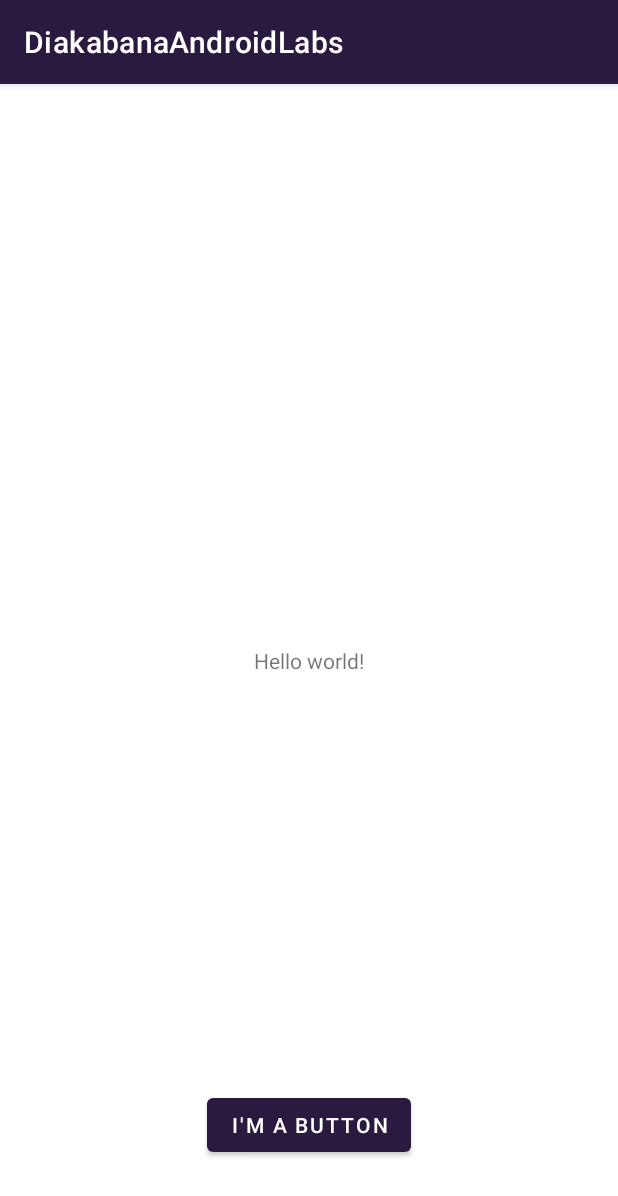
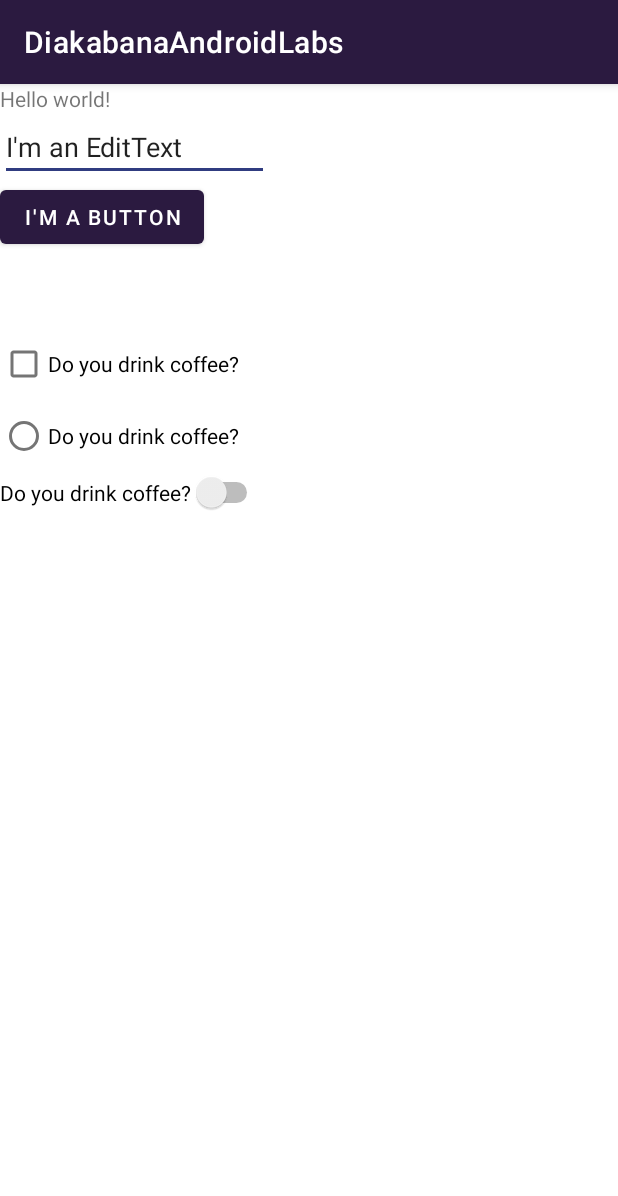
Before and after one commit to diak0007/DiakabanaAndroidLabs, an Android app: the screen it shows after launch (MainActivity), on a phone screen of 412 x 824 dp. Shown: the top 1196 px of the screen. Run offline under Robolectric (Android 15) with nearby library versions, the phone set to English and light mode, and no system bars.

Commit message:
Completed lab 2

```diff
--- a/app/build.gradle
+++ b/app/build.gradle
@@ -5,6 +5,10 @@ plugins {
 android {
     namespace 'com.example.diakabana'
     compileSdk 33
+
+    buildFeatures {
+        viewBinding true
+    }
 
     defaultConfig {
         applicationId "com.example.diakabana"
--- a/app/src/main/AndroidManifest.xml
+++ b/app/src/main/AndroidManifest.xml
@@ -12,7 +12,7 @@
         android:theme="@style/Theme.DiakabanaAndroidLabs"
         tools:targetApi="31">
         <activity
-            android:name=".MainActivity"
+            android:name=".ui.MainActivity"
             android:exported="true">
             <intent-filter>
                 <action android:name="android.intent.action.MAIN" />
--- a/app/src/main/java/com/example/diakabana/MainActivity.java
+++ /dev/null
@@ -1,14 +0,0 @@
-package com.example.diakabana;
-
-import androidx.appcompat.app.AppCompatActivity;
-
-import android.os.Bundle;
-
-public class MainActivity extends AppCompatActivity {
-
-    @Override
-    protected void onCreate(Bundle savedInstanceState) {
-        super.onCreate(savedInstanceState);
-        setContentView(R.layout.activity_main);
-    }
-}
--- /dev/null
+++ b/app/src/main/java/com/example/diakabana/data/MainViewModel.java
@@ -0,0 +1,11 @@
+package com.example.diakabana.data;
+
+
+import androidx.lifecycle.LiveData;
+import androidx.lifecycle.MutableLiveData;
+import androidx.lifecycle.ViewModel;
+
+public class MainViewModel extends ViewModel {
+    public MutableLiveData<String> editString= new MutableLiveData<>();
+    public MutableLiveData<Boolean> isSelected = new MutableLiveData<>();
+}
--- /dev/null
+++ b/app/src/main/java/com/example/diakabana/ui/MainActivity.java
@@ -0,0 +1,60 @@
+package com.example.diakabana.ui;
+
+import androidx.appcompat.app.AppCompatActivity;
+import androidx.lifecycle.ViewModelProvider;
+
+import android.os.Bundle;
+import android.widget.Button;
+import android.widget.EditText;
+import android.widget.TextView;
+import android.widget.Toast;
+
+import com.example.diakabana.data.MainViewModel;
+import com.example.diakabana.databinding.ActivityMainBinding;
+
+public class MainActivity extends AppCompatActivity {
+
+    private TextView mytext;
+    private Button btn;
+    private EditText myedit;
+    private ActivityMainBinding variableBinding;
+    private MainViewModel model;
+
+    @Override
+    protected void onCreate(Bundle savedInstanceState) {
+        super.onCreate(savedInstanceState);
+        variableBinding = ActivityMainBinding.inflate(getLayoutInflater());
+        setContentView(variableBinding.getRoot());
+        model = new ViewModelProvider(this).get(MainViewModel.class);
+        mytext = variableBinding.textview;
+        btn = variableBinding.mybutton;
+        myedit = variableBinding.myedittext;
+        btn.setOnClickListener(view -> {
+            model.editString.postValue(myedit.getText().toString());
+            mytext.setText("Your edit text has: " + model.editString);
+        });
+        model.editString.observe(this, s ->{
+            mytext.setText("Your edit text has: " + model.editString);
+        });
+
+        model.isSelected.observe(this, selected ->{
+
+            variableBinding.checkbox.setOnCheckedChangeListener((buttonView, isChecked) -> {
+                model.isSelected.postValue(isChecked);
+            });
+
+            variableBinding.radiobutton.setOnCheckedChangeListener((buttonView, isChecked) -> {
+                model.isSelected.postValue(isChecked);
+            });
+
+            variableBinding.switch1.setOnCheckedChangeListener((buttonView, isChecked) -> {
+                model.isSelected.postValue(isChecked);
+            });
+
+            variableBinding.checkbox.setChecked(selected);
+            variableBinding.radiobutton.setChecked(selected);
+            variableBinding.switch1.setChecked(selected);
+            Toast.makeText(MainActivity.this, "The value is now: " + selected, Toast.LENGTH_SHORT).show();
+        });
+    }
+}
--- a/app/src/main/res/layout/activity_main.xml
+++ b/app/src/main/res/layout/activity_main.xml
@@ -1,28 +1,48 @@
 <?xml version="1.0" encoding="utf-8"?>
-<androidx.constraintlayout.widget.ConstraintLayout xmlns:android="http://schemas.android.com/apk/res/android"
-    xmlns:app="http://schemas.android.com/apk/res-auto"
+<LinearLayout xmlns:android="http://schemas.android.com/apk/res/android"
     xmlns:tools="http://schemas.android.com/tools"
+    android:orientation="vertical"
     android:layout_width="match_parent"
     android:layout_height="match_parent"
-    tools:context=".MainActivity">
+    tools:context=".ui.MainActivity">
 
     <TextView
+        android:id="@+id/textview"
         android:layout_width="wrap_content"
         android:layout_height="wrap_content"
-        android:text="@string/hello_message"
-        app:layout_constraintBottom_toBottomOf="parent"
-        app:layout_constraintEnd_toEndOf="parent"
-        app:layout_constraintStart_toStartOf="parent"
-        app:layout_constraintTop_toTopOf="parent" />
+        android:text="@string/hello_message"/>
+
+    <EditText
+        android:id="@+id/myedittext"
+        android:layout_width="wrap_content"
+        android:layout_height="wrap_content"
+        android:text="@string/editmessage"
+        android:hint="@string/hinttext"/>
 
     <Button
+        android:id="@+id/mybutton"
         android:layout_width="wrap_content"
         android:layout_height="wrap_content"
         android:layout_marginBottom="50dp"
         android:text="@string/button_message"
-        app:layout_constraintBottom_toBottomOf="parent"
-        app:layout_constraintEnd_toEndOf="parent"
-        app:layout_constraintHorizontal_bias="0.5"
-        app:layout_constraintStart_toStartOf="parent" />
+        />
 
-</androidx.constraintlayout.widget.ConstraintLayout>
+    <CheckBox
+        android:id="@+id/checkbox"
+        android:layout_width="wrap_content"
+        android:layout_height="wrap_content"
+        android:text="@string/compoundtext"/>
+
+    <RadioButton
+        android:id="@+id/radiobutton"
+        android:layout_width="wrap_content"
+        android:layout_height="wrap_content"
+        android:text="@string/compoundtext"/>
+
+    <Switch
+        android:id="@+id/switch1"
+        android:layout_width="wrap_content"
+        android:layout_height="wrap_content"
+        android:text="@string/compoundtext"/>
+
+</LinearLayout>
--- a/app/src/main/res/values/strings.xml
+++ b/app/src/main/res/values/strings.xml
@@ -2,4 +2,7 @@
     <string name="app_name">DiakabanaAndroidLabs</string>
     <string name="button_message">I\'m a button</string>
     <string name="hello_message">Hello world!</string>
+    <string name="editmessage" translatable="false">I\'m an EditText</string>
+    <string name="hinttext">Write something here</string>
+    <string name="compoundtext" translatable="false">Do you drink coffee?</string>
 </resources>
```
Also changed, not shown: 1 other file.
